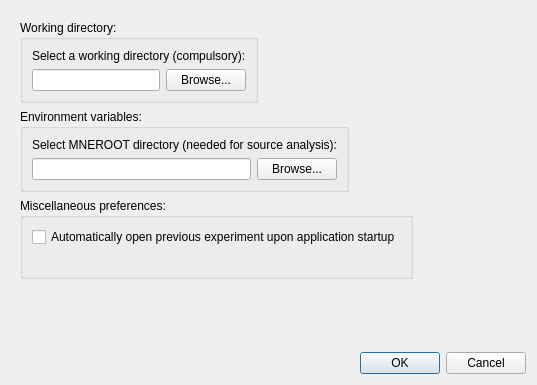
Above: meggie_batch/ui/qt4Designer_ui_files/preferencesDialog.ui from cibr-jyu/meggie before the change. Below: the same form after it.
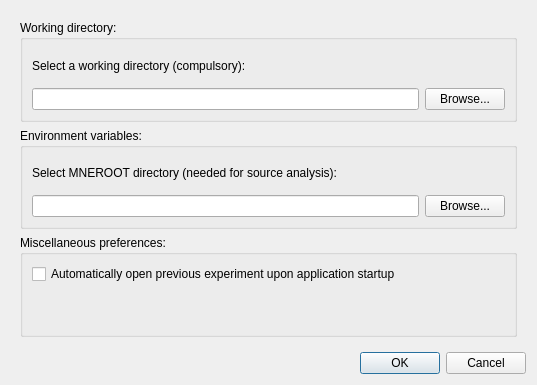
That is the form after the change.

Commit message: Preferences handling, part 4 + experiment initialization refactoring

```diff
--- a/meggie_batch/ui/qt4Designer_ui_files/preferencesDialog.ui
+++ b/meggie_batch/ui/qt4Designer_ui_files/preferencesDialog.ui
@@ -13,8 +13,8 @@
   <property name="windowTitle">
    <string>Preferences</string>
   </property>
-  <layout class="QVBoxLayout" name="verticalLayout_3">
-   <item>
+  <layout class="QGridLayout" name="gridLayout_5">
+   <item row="0" column="0">
     <widget class="QScrollArea" name="scrollArea">
      <property name="frameShape">
       <enum>QFrame::NoFrame</enum>
@@ -37,16 +37,13 @@
         <height>92</height>
        </size>
       </property>
-      <layout class="QFormLayout" name="formLayout_2">
-       <property name="fieldGrowthPolicy">
-        <enum>QFormLayout::AllNonFixedFieldsGrow</enum>
-       </property>
+      <layout class="QGridLayout" name="gridLayout">
        <item row="0" column="0">
         <widget class="QGroupBox" name="groupBoxWorkingDirectory">
          <property name="title">
           <string>Working directory:</string>
          </property>
-         <layout class="QFormLayout" name="formLayout">
+         <layout class="QGridLayout" name="gridLayout_2">
           <item row="0" column="0">
            <layout class="QVBoxLayout" name="verticalLayout_2">
             <item>
@@ -84,7 +81,7 @@
          <property name="title">
           <string>Environment variables:</string>
          </property>
-         <layout class="QFormLayout" name="formLayout_3">
+         <layout class="QGridLayout" name="gridLayout_3">
           <item row="0" column="0">
            <layout class="QVBoxLayout" name="verticalLayout_4">
             <item>
@@ -118,21 +115,21 @@
          <property name="title">
           <string>Miscellaneous preferences:</string>
          </property>
-         <layout class="QFormLayout" name="formLayout_4">
-          <item row="2" column="0">
-           <widget class="QLabel" name="label_2">
-            <property name="text">
-             <string/>
-            </property>
-           </widget>
-          </item>
-          <item row="1" column="0">
+         <layout class="QGridLayout" name="gridLayout_4">
+          <item row="0" column="0">
            <widget class="QCheckBox" name="checkBoxAutomaticOpenPreviousExperiment">
             <property name="text">
              <string>Automatically open previous experiment upon application startup</string>
             </property>
            </widget>
           </item>
+          <item row="1" column="0">
+           <widget class="QLabel" name="label_2">
+            <property name="text">
+             <string/>
+            </property>
+           </widget>
+          </item>
          </layout>
         </widget>
        </item>
```
Left out of the diff: 2 changed lines with no effect on the pictures. The commit also changes 8 other files.
